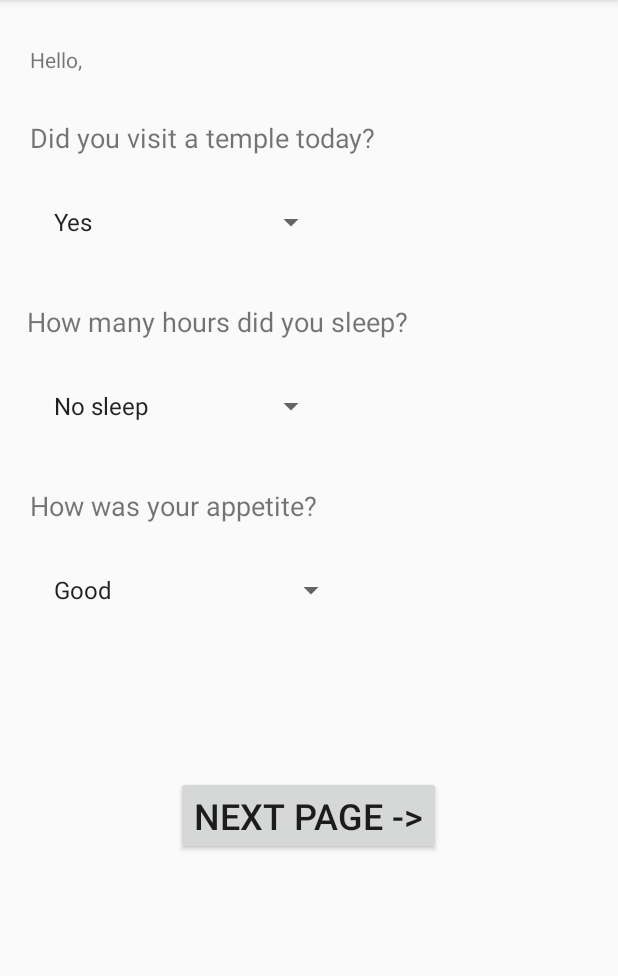
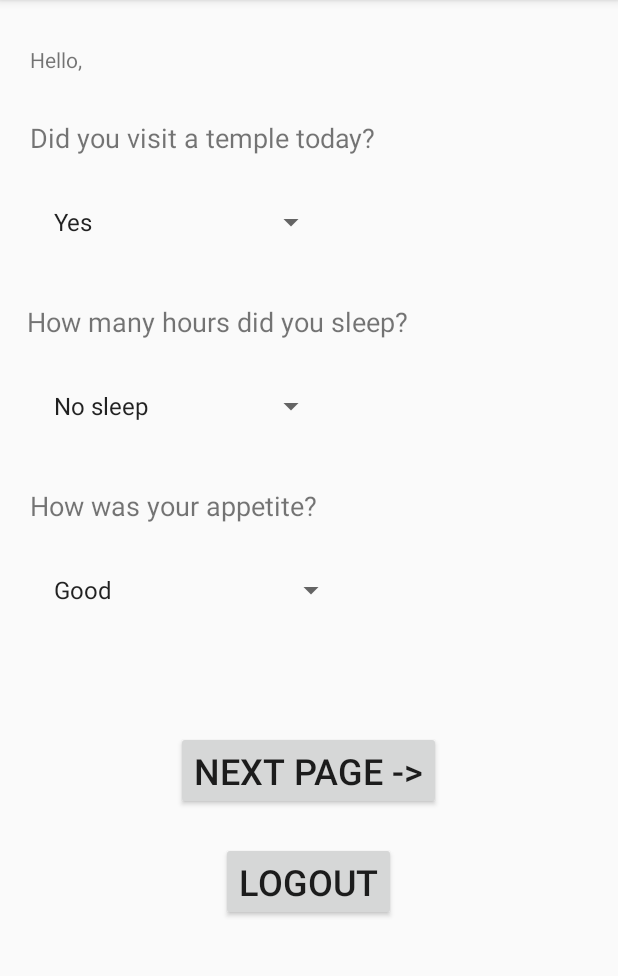
Before and after one commit to soumyasingh23/vr, an Android app: the screen it shows after launch once a user with an empty profile is signed in (data_collection), on a phone screen of 412 x 824 dp, the part 84-1060 px from its top. Run offline under Robolectric (Android 15) with nearby library versions, the phone set to English and light mode, and no system bars; our stand-ins replace Firebase (no records; nobody signed in at launch, a user with empty details on screens opened directly).

Commit message:
data coll

```diff
--- a/app/src/main/java/com/example/myvrapp/data_collection.java
+++ b/app/src/main/java/com/example/myvrapp/data_collection.java
@@ -1,11 +1,17 @@
 package com.example.myvrapp;
 
+import android.app.Application;
 import android.content.Intent;
+import android.net.Uri;
+import android.os.Handler;
 import android.support.v7.app.AppCompatActivity;
 import android.os.Bundle;
+import android.view.View;
 import android.widget.ArrayAdapter;
+import android.widget.Button;
 import android.widget.Spinner;
 import android.widget.TextView;
+import android.widget.Toast;
 
 import com.google.firebase.auth.FirebaseAuth;
 import com.google.firebase.auth.FirebaseUser;
@@ -17,6 +23,7 @@ import java.lang.reflect.Array;
 public class data_collection extends AppCompatActivity {
 
     private FirebaseAuth firebaseAuth;
+    Button logout, display;
     TextView userName;
     @Override
     protected void onCreate(Bundle savedInstanceState) {
@@ -25,12 +32,15 @@ public class data_collection extends AppCompatActivity {
         setContentView(R.layout.activity_data_collection);
 
         userName = (TextView) findViewById(R.id.userName);
+        logout = (Button)findViewById(R.id.logoutBtn);
+        display = (Button)findViewById(R.id.displayBtn);
         firebaseAuth = FirebaseAuth.getInstance();
         if (firebaseAuth.getCurrentUser() == null) {
             startActivity(new Intent(getApplicationContext(), LogInActivity.class));
         }
 
         FirebaseUser user = firebaseAuth.getCurrentUser();
+        if(user != null)
         userName.setText("Hello, " + user.getDisplayName());
 
         Spinner templev = (Spinner) findViewById(R.id.spinner1);
@@ -45,5 +55,44 @@ public class data_collection extends AppCompatActivity {
         ArrayAdapter<String> myadapter3 = new ArrayAdapter<>(data_collection.this,android.R.layout.simple_list_item_1,getResources().getStringArray(R.array.appetite));
         myadapter3.setDropDownViewResource(android.R.layout.simple_spinner_dropdown_item);
         appetite.setAdapter(myadapter3);
+
+        logout.setOnClickListener(new View.OnClickListener() {
+            @Override
+            public void onClick(View v) {
+                firebaseAuth.signOut();
+                finish();
+                startActivity(new Intent(getApplicationContext(), LogInActivity.class));
+                Toast.makeText(getApplicationContext(), "Signed out successfully", Toast.LENGTH_SHORT).show();
+            }
+        });
+
+        display.setOnClickListener(new View.OnClickListener() {
+            @Override
+            public void onClick(View v) {
+                Intent browserIntent = new Intent(Intent.ACTION_VIEW, Uri.parse("https://scapic.com/@riyasahal/temple_1-k0zZp"));
+                startActivity(browserIntent);
+            }
+        });
+
+    }
+    boolean doubleBackToExitPressedOnce = false;
+
+    @Override
+    public void onBackPressed() {
+        if (doubleBackToExitPressedOnce) {
+            super.onBackPressed();
+            return;
+        }
+
+        this.doubleBackToExitPressedOnce = true;
+        Toast.makeText(this, "Please click BACK again to exit", Toast.LENGTH_SHORT).show();
+
+        new Handler().postDelayed(new Runnable() {
+
+            @Override
+            public void run() {
+                doubleBackToExitPressedOnce=false;
+            }
+        }, 200);
     }
 }
--- a/app/src/main/res/layout/activity_data_collection.xml
+++ b/app/src/main/res/layout/activity_data_collection.xml
@@ -66,13 +66,21 @@
         android:layout_marginTop="20dp" />
 
     <Button
-        android:id="@+id/button"
+        android:id="@+id/displayBtn"
         android:layout_width="wrap_content"
         android:layout_height="wrap_content"
         android:layout_gravity="center"
 
-        android:layout_marginTop="100dp"
-        android:layout_marginBottom="31dp"
+        android:layout_marginTop="70dp"
+        android:layout_marginBottom="21dp"
         android:text="NEXT PAGE ->"
         android:textSize="24sp" />
+
+    <Button
+        android:id="@+id/logoutBtn"
+        android:layout_width="wrap_content"
+        android:layout_height="wrap_content"
+        android:layout_gravity="center"
+        android:text="LOGOUT"
+        android:textSize="24sp" />
 </LinearLayout>
```
Also changed, not shown: app/src/main/java/com/example/myvrapp/RegisterActivity.java (+5 -9 lines).
